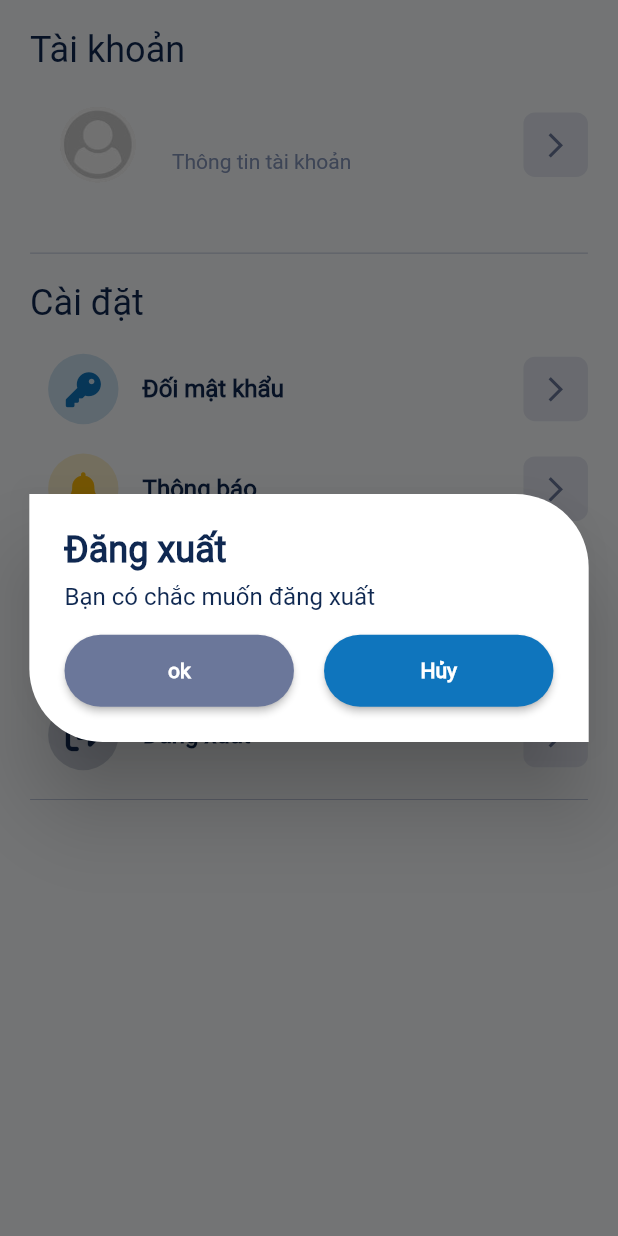
After one commit to tientl/Event_Mobile, a Flutter app: the ProfilePage screen opened directly, after a tap on "Đăng xuất", on a phone screen of 412 x 824 dp. The commit adds this screen. Run offline on Flutter 3.47's test engine with Material 2 defaults, Android fonts, the phone set to English and light mode, and no system bars; our stand-ins replace cached_network_image, dio, flutter_rating_bar, flutter_screenutil, font_awesome_flutter, get and 3 more; missing offline and left inert: tiengviet; accounts and stored records are empty.

Commit message:
[ADD] Signour

```diff
--- a/lib/src/app/app_config/app_color.dart
+++ b/lib/src/app/app_config/app_color.dart
@@ -6,4 +6,12 @@ abstract class AppColors {
   static const black = Color.fromARGB(255, 87, 188, 247);
   static const kFFFBFDFF = Color(0xFFFBFDFF);
   static const kFF6B779A = Color(0xFF6B779A);
+  static const kFF0F2851 = Color(0xFF0F2851);
+  static const kFFAAAAAA = Color(0xFFAAAAAA);
+  static const kFFF1592A = Color(0xFFF1592A);
+  static const kFFFCBA06 = Color(0xFFFCBA06);
+  static const kFF8696BB = Color(0xFF8696BB);
+  static const kFF0071BC = Color(0xFF2B4EFF);
+  static const kFF0D67A7 = Color(0xFF0D67A7);
+  static const kFFFFFFFF = Color(0xFFFFFFFF);
 }
--- a/lib/src/app/app_config/app_theme.dart
+++ b/lib/src/app/app_config/app_theme.dart
@@ -1,27 +1,41 @@
 import 'package:event_app/src/app/app_config/app_color.dart';
 import 'package:flutter/material.dart';
+import 'package:flutter_screenutil/flutter_screenutil.dart';
 
 final lightTheme = ThemeData(
     brightness: Brightness.light,
+    backgroundColor: AppColors.kFFFFFFFF,
+    primaryColor: AppColors.kFFFF0F75BD,
+    toggleableActiveColor: AppColors.kFFFF0F75BD,
+    canvasColor: AppColors.kFF0F2851,
+    errorColor: AppColors.kFFF1592A,
+    hintColor: AppColors.kFFAAAAAA,
+    highlightColor: AppColors.kFF0D67A7,
+    dividerColor: AppColors.kFF8696BB,
+    secondaryHeaderColor: AppColors.kFFFCBA06,
+    scaffoldBackgroundColor: AppColors.kFFFBFDFF,
+    indicatorColor: AppColors.kFF6B779A,
     fontFamily: "roboto",
-    primaryColor: AppColors.kFFFF0F75BD,
-    scaffoldBackgroundColor:const Color.fromARGB(255, 238, 244, 250),
-    canvasColor: AppColors.white,
     iconTheme: const IconThemeData(color: AppColors.kFF6B779A),
-    textTheme: const TextTheme(
-        headline4: TextStyle(
-            fontSize: 30, fontWeight: FontWeight.bold, color: AppColors.white),
+    textTheme: TextTheme(
+        headline4: TextStyle(fontSize: 34.sp, fontWeight: FontWeight.bold),
         headline5: TextStyle(
-            fontSize: 24, color: AppColors.white, fontWeight: FontWeight.bold),
+            fontSize: 24.sp,
+            color: AppColors.kFF0F2851,
+            fontWeight: FontWeight.bold),
         headline6: TextStyle(
-          fontSize: 20,
-          color: AppColors.white,
+          fontSize: 20.sp,
+          color: AppColors.kFF0F2851,
         ),
         bodyText1: TextStyle(
-            fontSize: 16, color: AppColors.white, fontWeight: FontWeight.bold),
-        bodyText2: TextStyle(fontSize: 14, color: AppColors.white),
+            fontSize: 16.sp,
+            color: AppColors.kFF0F2851,
+            fontWeight: FontWeight.bold),
+        bodyText2: TextStyle(fontSize: 14.sp, color: AppColors.kFF0F2851),
         button: TextStyle(
-            fontSize: 14, fontWeight: FontWeight.bold, color: AppColors.white),
-        caption: TextStyle(fontSize: 12, color: AppColors.white),
-        overline: TextStyle(fontSize: 10, color: AppColors.white)),
+            fontSize: 14.sp,
+            fontWeight: FontWeight.bold,
+            color: AppColors.kFFFBFDFF),
+        caption: TextStyle(fontSize: 12.sp, color: AppColors.kFFAAAAAA),
+        overline: TextStyle(fontSize: 10.sp, color: AppColors.kFF0F2851)),
     colorScheme: ColorScheme.fromSwatch().copyWith(secondary: AppColors.white));
--- /dev/null
+++ b/lib/src/common/widget/alert_dialog_flatform_widget.dart
@@ -0,0 +1,132 @@
+import 'package:event_app/src/common/widget/button_widget.dart';
+import 'package:flutter/cupertino.dart';
+import 'package:flutter/material.dart';
+import 'package:flutter_screenutil/flutter_screenutil.dart';
+import 'package:get/get.dart';
+
+class AlertDialogFlatform extends StatelessWidget {
+  const AlertDialogFlatform(
+      {Key? key,
+      required this.cancelActionText,
+      required this.content,
+      required this.defaultActionText,
+      required this.onConfirm,
+      required this.title})
+      : super(key: key);
+
+  final String title;
+  final String content;
+  final String? cancelActionText;
+  final String defaultActionText;
+  final void Function() onConfirm;
+
+  @override
+  Widget build(BuildContext context) {
+    return Dialog(
+      insetPadding: EdgeInsets.all(20.r),
+      shape: RoundedRectangleBorder(
+          borderRadius: BorderRadius.only(
+              topRight: Radius.circular(50.r),
+              bottomLeft: Radius.circular(50.r))),
+      child: Padding(
+        padding: EdgeInsets.all(24.r),
+        child: Column(
+            crossAxisAlignment: CrossAxisAlignment.start,
+            mainAxisSize: MainAxisSize.min,
+            children: [
+              Text(
+                title,
+                style: Theme.of(context)
+                    .textTheme
+                    .headline5
+                    ?.copyWith(fontWeight: FontWeight.bold),
+              ),
+              SizedBox(
+                height: 8.h,
+              ),
+              Text(
+                content,
+                style: Theme.of(context)
+                    .textTheme
+                    .bodyText1
+                    ?.copyWith(fontWeight: FontWeight.normal),
+              ),
+              SizedBox(
+                height: 16.h,
+              ),
+              Row(
+                children: [
+                  Flexible(
+                      flex: 1,
+                      child: ButtonWidget(
+                        lable: defaultActionText,
+                        backgroundColor: Theme.of(context).indicatorColor,
+                        onPressed: () => onConfirm(),
+                      )),
+                  SizedBox(
+                    width: 20.w,
+                  ),
+                  if (cancelActionText != null)
+                    Flexible(
+                        flex: 1,
+                        child: ButtonWidget(
+                          lable: cancelActionText!,
+                          backgroundColor: Theme.of(context).primaryColor,
+                          onPressed: () => Navigator.of(context).pop(),
+                        ))
+                ],
+              )
+            ]),
+      ),
+    );
+  }
+
+  static void show(
+      {required BuildContext context,
+      required String title,
+      required String content,
+      required void Function() onConfirm,
+      String? defaultActionText,
+      String? cancelActionText}) {
+    GetPlatform.isIOS
+        ? showCupertinoDialog(
+            context: context,
+            builder: (context) => CupertinoAlertDialog(
+              title: Text(
+                title,
+                style: Theme.of(context).textTheme.bodyText1,
+              ),
+              content: Padding(
+                padding: EdgeInsets.only(top: 4.h),
+                child: Text(
+                  content,
+                  style: Theme.of(context).textTheme.bodyText2,
+                ),
+              ),
+              actions: <Widget>[
+                if (cancelActionText != null)
+                  CupertinoDialogAction(
+                    child: Text(cancelActionText),
+                    onPressed: () => Navigator.of(context).pop(),
+                  ),
+                CupertinoDialogAction(
+                  child: Text(defaultActionText ?? 'Đồng ý'.tr),
+                  onPressed: () {
+                    Navigator.of(context).pop();
+                    onConfirm();
+                  },
+                ),
+              ],
+            ),
+          )
+        : showDialog(
+            context: context,
+            builder: (context) => AlertDialogFlatform(
+                  cancelActionText: cancelActionText ?? 'cancel'.tr,
+                  content: content,
+                  defaultActionText: defaultActionText ?? 'ok'.tr,
+                  title: title,
+                  onConfirm: () => onConfirm(),
+                ));
+  }
+}
--- a/lib/src/common/widget/search_bar_widget.dart
+++ b/lib/src/common/widget/search_bar_widget.dart
@@ -18,7 +18,7 @@ class SearchBarWidget extends StatelessWidget {
       decoration: InputDecoration(
           contentPadding: const EdgeInsets.all(0),
           filled: true,
-          fillColor: Theme.of(context).canvasColor.withOpacity(0.6),
+          fillColor: Colors.white,
           border: OutlineInputBorder(
             borderRadius: BorderRadius.circular(10),
           ),
--- /dev/null
+++ b/lib/src/data/model/enum/setting_option.dart
@@ -0,0 +1,56 @@
+import 'package:flutter/material.dart';
+import 'package:font_awesome_flutter/font_awesome_flutter.dart';
+import 'package:get/get.dart';
+
+enum SettingOption { changePass, notify, theme, help, signout }
+
+extension SettingOptionExt on SettingOption {
+  String get name {
+    switch (this) {
+      case SettingOption.changePass:
+        return 'Đối mật khẩu'.tr;
+      case SettingOption.notify:
+        return 'Thông báo'.tr;
+      case SettingOption.help:
+        return 'Giúp đỡ'.tr;
+      case SettingOption.signout:
+        return 'Đăng xuất'.tr;
+      default:
+        return 'Đổi mật khẩu'.tr;
+    }
+  }
+
+  Color getColor(BuildContext context) {
+    switch (this) {
+      case SettingOption.changePass:
+        return Theme.of(context).primaryColor;
+      case SettingOption.notify:
+        return Theme.of(context).secondaryHeaderColor;
+      case SettingOption.theme:
+        return Theme.of(context).indicatorColor.withBlue(-30);
+      case SettingOption.help:
+        return Theme.of(context).errorColor;
+      case SettingOption.signout:
+        return Theme.of(context).canvasColor;
+      default:
+        return Theme.of(context).primaryColor;
+    }
+  }
+
+  IconData get icon {
+    switch (this) {
+      case SettingOption.changePass:
+        return FontAwesomeIcons.key;
+      case SettingOption.notify:
+        return FontAwesomeIcons.solidBell;
+      case SettingOption.theme:
+        return FontAwesomeIcons.solidMoon;
+      case SettingOption.help:
+        return FontAwesomeIcons.circleInfo;
+      case SettingOption.signout:
+        return FontAwesomeIcons.rightFromBracket;
+      default:
+        return FontAwesomeIcons.globe;
+    }
+  }
+}
--- a/lib/src/data/model/user.dart
+++ b/lib/src/data/model/user.dart
@@ -2,6 +2,7 @@ import 'package:event_app/src/data/model/event.dart';
 
 class User {
   final int id;
+  final String? avatarUrl;
   final String? userName;
   final String? passWord;
   final String? mobile;
@@ -29,10 +30,12 @@ class User {
     this.email,
     this.passWord,
     this.listEvent,
+    this.avatarUrl
   });
 
   factory User.fromJson(Map<String, dynamic> json) => User(
         id: json['id'] ?? 0,
+        avatarUrl: json['avatar_url'] ?? '',
         userName: json['user_name'] ?? '',
         passWord: json['password'] ?? '',
         mobile: json['mobile'] ?? '',
--- a/lib/src/presentation/home_event/home_event_page.dart
+++ b/lib/src/presentation/home_event/home_event_page.dart
@@ -20,7 +20,7 @@ class HomeEventPage extends GetView<HomeEventController> {
   @override
   Widget build(BuildContext context) {
     return Scaffold(
-      backgroundColor: Colors.white,
+       backgroundColor: Theme.of(context).scaffoldBackgroundColor,
       body: SafeArea(
         child: SingleChildScrollView(
           child: Column(
@@ -29,6 +29,7 @@ class HomeEventPage extends GetView<HomeEventController> {
                 Wrap(
                   children: [
                     InternetImageWidget(
+                      padding: EdgeInsets.zero,
                       borderRadius: 0,
                       imgUrl: controller.currentEvent.value?.eventImage,
                       width: Get.width,
--- a/lib/src/presentation/profile_event/profile_event_controller.dart
+++ b/lib/src/presentation/profile_event/profile_event_controller.dart
@@ -1,5 +1,56 @@
+import 'package:event_app/src/app/app_manager.dart';
+import 'package:event_app/src/app/app_routes/app_routes.dart';
+import 'package:event_app/src/common/widget/alert_dialog_flatform_widget.dart';
+import 'package:event_app/src/data/model/enum/setting_option.dart';
+import 'package:event_app/src/data/model/user.dart';
+import 'package:flutter/material.dart';
 import 'package:get/get.dart';
 
 class ProfileEventController extends GetxController{
+   final currentuser = Rxn<User>(null);
+  final settingOption = [
+    SettingOption.changePass,
+    SettingOption.notify,
+    SettingOption.help,
+  ];
 
+  @override
+  void onInit() {
+    currentuser.value = AppManager().currentUser;
+    super.onInit();
+  }
+
+  @override
+  void onReady() {
+    // if (!AppManager().isLogged()) {
+    //   AlertDialogWidget.show(onPress: (() => Get.close(2)));
+    // }
+    super.onReady();
+  }
+
+  onTapSettingOption(SettingOption option) {
+    switch (option) {
+      case SettingOption.changePass:
+      case SettingOption.notify:
+      case SettingOption.theme:
+      case SettingOption.help:
+        //TODO: Navigate to the respective page
+        break;
+      default:
+    }
+  }
+
+  showAlertConfirmLogOut(BuildContext context) async {
+    AlertDialogFlatform.show(
+        context: context,
+        title: 'Đăng xuất'.tr,
+        content: 'Bạn có chắc muốn đăng xuất'.tr,
+        onConfirm: () async => await singout(),
+        cancelActionText: 'Hủy'.tr);
+  }
+
+  singout() async {
+   // await AppManager().signOut();
+    Get.offAllNamed(AppRoutes.login);
+  }
 }
--- a/lib/src/presentation/profile_event/profile_event_page.dart
+++ b/lib/src/presentation/profile_event/profile_event_page.dart
@@ -1,13 +1,125 @@
 
+import 'package:event_app/src/common/widget/internet_image_widget.dart';
+import 'package:event_app/src/data/model/enum/setting_option.dart';
+import 'package:event_app/src/presentation/profile_event/profile_event_controller.dart';
+import 'package:event_app/src/presentation/profile_event/widget/setting_option.dart';
+import 'package:flutter/cupertino.dart';
 import 'package:flutter/material.dart';
+import 'package:flutter_screenutil/flutter_screenutil.dart';
+import 'package:get/get.dart';
 
-class ProfileEventPage extends StatelessWidget {
-  const ProfileEventPage({super.key});
+class ProfilePage extends GetView<ProfileEventController> {
+  const ProfilePage({super.key});
 
   @override
   Widget build(BuildContext context) {
-    return const Scaffold(
-      body: Text('Profile Event Page'),
-    );
+    return Scaffold(
+        body: SingleChildScrollView(
+          child: Padding(
+            padding: EdgeInsets.symmetric(horizontal: 20.w, vertical: 20.h),
+            child:
+                Column(crossAxisAlignment: CrossAxisAlignment.start, children: [
+              Text(
+                'Tài khoản'.tr,
+                style: Theme.of(context)
+                    .textTheme
+                    .headline5
+                    ?.copyWith(fontWeight: FontWeight.normal),
+              ),
+              SizedBox(
+                height: 16.h,
+              ),
+              SettingOptionWidget(
+                title: Column(
+                  crossAxisAlignment: CrossAxisAlignment.start,
+                  children: [
+                    Text(
+                      controller.currentuser.value?.userName ?? '',
+                      style: Theme.of(context).textTheme.bodyText1,
+                    ),
+                    SizedBox(
+                      height: 4.h,
+                    ),
+                    Text(
+                      'Thông tin tài khoản'.tr,
+                      style: Theme.of(context)
+                          .textTheme
+                          .bodyText2
+                          ?.copyWith(color: Theme.of(context).dividerColor),
+                    )
+                  ],
+                ),
+                pre: InternetImageWidget(
+                  height: 52.r,
+                  width: 52.r,
+                  imgUrl: controller.currentuser.value?.avatarUrl,
+                  borderRadius: 100.r,
+                ),
+              ),
+              Divider(
+                height: 40.h,
+                color: Theme.of(context).dividerColor.withOpacity(0.5),
+              ),
+              Text(
+                'Cài đặt'.tr,
+                style: Theme.of(context)
+                    .textTheme
+                    .headline5
+                    ?.copyWith(fontWeight: FontWeight.normal),
+              ),
+              SizedBox(
+                height: 20.h,
+              ),
+              Column(
+                children: controller.settingOption
+                    .map(
+                      (option) => SettingOptionWidget(
+                        title: Text(
+                          option.name,
+                          style: Theme.of(context).textTheme.bodyText1,
+                        ),
+                        color: option.getColor(context),
+                        icon: option.icon,
+                        suffix: option == SettingOption.theme
+                            ? getSwitchDependFlatform(context)
+                            : null,
+                        onTap: () => controller.onTapSettingOption(option),
+                      ),
+                    )
+                    .toList(),
+              ),
+              Divider(
+                height: 32.h,
+                color: Theme.of(context).dividerColor.withOpacity(0.5),
+              ),
+              SettingOptionWidget(
+                title: Text(
+                  SettingOption.signout.name,
+                  style: Theme.of(context).textTheme.bodyText1,
+                ),
+                color: SettingOption.signout.getColor(context),
+                icon: SettingOption.signout.icon,
+                onTap: () => controller.showAlertConfirmLogOut(context),
+              ),
+              Divider(
+                height: 0,
+                color: Theme.of(context).dividerColor.withOpacity(0.5),
+              ),
+            ]),
+          ),
+        ));
+  }
+
+  Widget getSwitchDependFlatform(BuildContext context) {
+    return GetPlatform.isIOS
+        ? CupertinoSwitch(
+            value: false,
+            activeColor: Theme.of(context).primaryColor,
+            onChanged: (bool value) {},
+          )
+        : Switch(
+            value: false,
+            activeColor: Theme.of(context).primaryColor,
+            onChanged: (bool value) {});
   }
 }
--- /dev/null
+++ b/lib/src/presentation/profile_event/widget/setting_option.dart
@@ -0,0 +1,72 @@
+import 'package:flutter/material.dart';
+import 'package:flutter_screenutil/flutter_screenutil.dart';
+
+class SettingOptionWidget extends StatelessWidget {
+  const SettingOptionWidget(
+      {Key? key,
+      this.color,
+      this.suffix,
+      this.padding,
+      this.onTap,
+      this.pre,
+      this.icon,
+      this.lable,
+      required this.title})
+      : super(key: key);
+
+  final IconData? icon;
+  final String? lable;
+  final Widget title;
+  final Color? color;
+  final Widget? suffix;
+  final Widget? pre;
+  final EdgeInsets? padding;
+  final void Function()? onTap;
+
+  @override
+  Widget build(BuildContext context) {
+    return InkWell(
+      onTap: onTap,
+      child: Padding(
+        padding: padding ?? EdgeInsets.only(bottom: 20.h, left: 12.w),
+        child: Row(
+          children: [
+            pre ??
+                Container(
+                  padding: EdgeInsets.all(12.r),
+                  decoration: BoxDecoration(
+                      borderRadius: BorderRadius.circular(100.r),
+                      color: color?.withOpacity(0.2)),
+                  child: Icon(icon, size: 24.r, color: color),
+                ),
+            SizedBox(
+              width: 16.w,
+            ),
+            Expanded(flex: 1, child: title),
+            Text(
+              lable ?? '',
+              style: Theme.of(context)
+                  .textTheme
+                  .bodyText2
+                  ?.copyWith(color: Theme.of(context).dividerColor),
+            ),
+            SizedBox(
+              width: 12.w,
+            ),
+            suffix ??
+                Container(
+                  padding: EdgeInsets.all(12.r),
+                  decoration: BoxDecoration(
+                      borderRadius: BorderRadius.circular(8.r),
+                      color: Theme.of(context).dividerColor.withOpacity(0.2)),
+                  child: Icon(
+                    Icons.arrow_forward_ios,
+                    size: 20.r,
+                  ),
+                )
+          ],
+        ),
+      ),
+    );
+  }
+}
--- a/lib/src/presentation/root_app/root_app_controller.dart
+++ b/lib/src/presentation/root_app/root_app_controller.dart
@@ -73,7 +73,7 @@ class RootAppController extends GetxController {
       case TabItem.barcode:
         return const QRCodePage();
       default:
-        return const ProfileEventPage();
+        return const ProfilePage();
     }
   }
   onRatingEvent() async {
--- a/lib/src/presentation/schedule_page/widget/item_schedular_card_widget.dart
+++ b/lib/src/presentation/schedule_page/widget/item_schedular_card_widget.dart
@@ -9,7 +9,9 @@ class ItemSchedularCardWidget extends StatelessWidget {
       {Key? key, this.onTap, required this.subschedular})
       : super(key: key);
   final SubSchedule subschedular;
-  bool  get isHappened => subschedular.timeScheduler == null ? true: subschedular.timeScheduler!.compareTo(DateTime.now())  < 0;
+  bool get isHappened => subschedular.timeScheduler == null
+      ? true
+      : subschedular.timeScheduler!.compareTo(DateTime.now()) < 0;
 
   final void Function()? onTap;
 
@@ -24,7 +26,8 @@ class ItemSchedularCardWidget extends StatelessWidget {
           decoration: BoxDecoration(
               borderRadius: BorderRadius.circular(16.r),
               color: Colors.white,
-              border: Border.all(color:const Color(0xFF0F2851).withOpacity(0.5))),
+              border:
+                  Border.all(color: const Color(0xFF0F2851).withOpacity(0.5))),
           child: Column(
             crossAxisAlignment: CrossAxisAlignment.start,
             children: [
@@ -35,17 +38,21 @@ class ItemSchedularCardWidget extends StatelessWidget {
                     child: Text(
                       subschedular.name ?? 'Không có tên',
                       style: TextStyle(
-                          color:const Color(0xff0F2851),
+                          color: const Color(0xff0F2851),
                           fontSize: 20.sp,
                           fontWeight: FontWeight.bold),
                     ),
                   ),
-                 Visibility(
-                  visible: isHappened,
-                  child: const  Chip( padding: EdgeInsets.zero, label: Text('Đã diễn ra')))
+                  Visibility(
+                      visible: isHappened,
+                      child:  Chip(
+                        padding: EdgeInsets.zero,
+                        label: const Text('Đã diễn ra'),
+                        backgroundColor: Theme.of(context).primaryColor,
+                        labelStyle:const TextStyle(color: Colors.white),
+                      ))
                 ],
               ),
-
               Text(
                 subschedular.location ?? 'Chưa cập nhật địa điểm',
                 style:
@@ -60,7 +67,9 @@ class ItemSchedularCardWidget extends StatelessWidget {
                     scrollDirection: Axis.horizontal,
                     itemCount: subschedular.presentation?.speaker?.length ?? 0,
                     itemBuilder: ((context, index) => InternetImageWidget(
-                        padding: EdgeInsets.only(right: 8.w), imgUrl: subschedular.presentation?.speaker?[index].urlImage))),
+                        padding: EdgeInsets.only(right: 8.w),
+                        imgUrl: subschedular
+                            .presentation?.speaker?[index].urlImage))),
               ),
               Divider(
                 height: 32.h,
```
